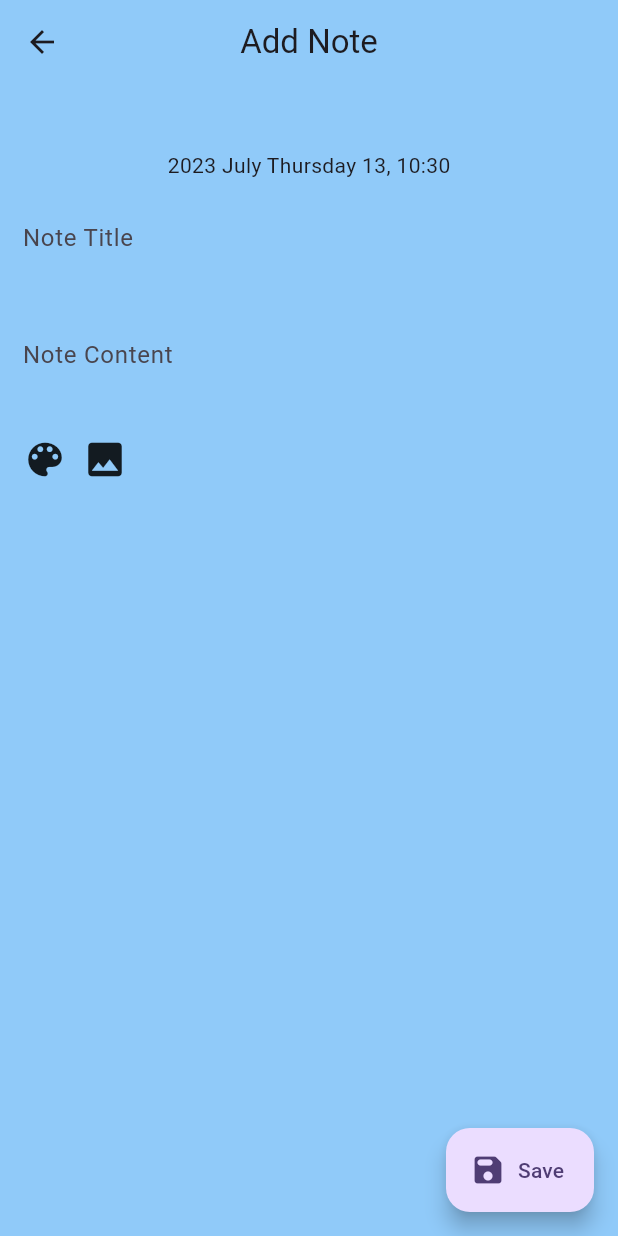
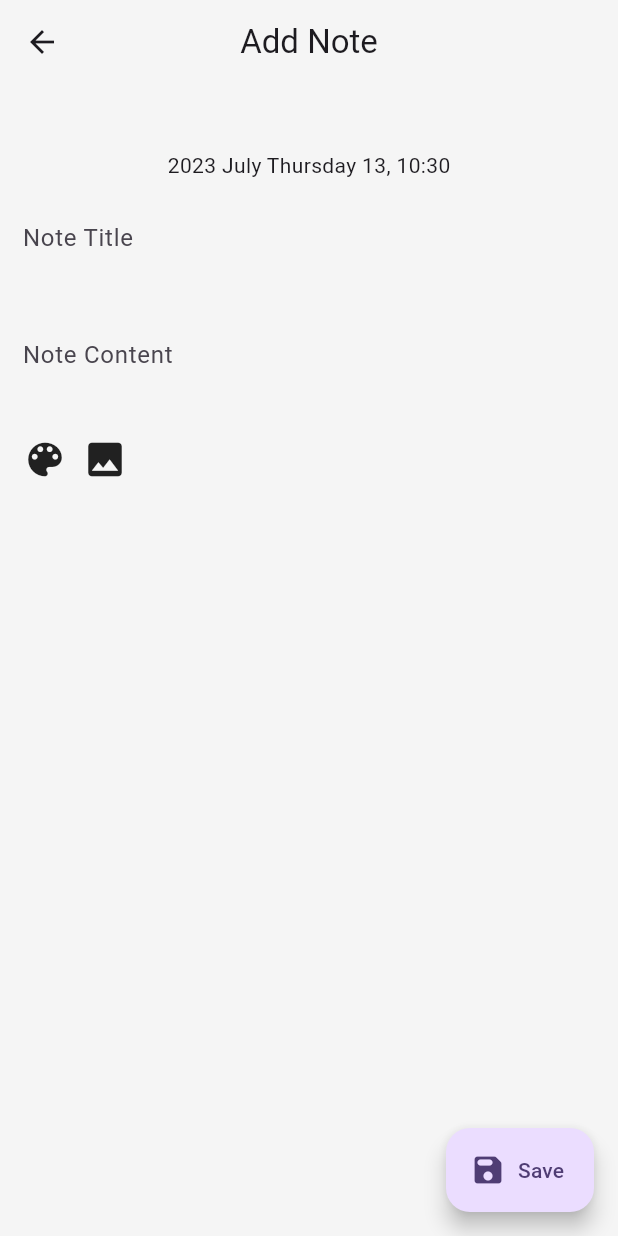
Before and after one commit to Krishak15/Notti-NoteApp, a Flutter app: the AddNotesPage screen opened directly, on a phone screen of 412 x 824 dp. Run offline on Flutter 3.47's test engine with Material 2 defaults, Android fonts, the phone set to English and light mode, and no system bars; our stand-ins replace cloud_firestore, firebase_auth, firebase_core, google_fonts, google_sign_in; accounts and stored records are empty.

Commit message:
Added new images and colors

```diff
--- a/lib/constants/appstyles.dart
+++ b/lib/constants/appstyles.dart
@@ -2,6 +2,8 @@ import 'package:flutter/material.dart';
 
 class AppStyle with ChangeNotifier {
   List<Color> get cardsColor => [
+        const Color(0xFFF5F5F5), // White
+        const Color(0xFFF5F5F5), // White
         const Color(0xFFD1C4E9), // Lavender
         const Color(0xFF90CAF9), // Light Blue
         const Color(0xFFB2DFDB), // Mint
@@ -9,22 +11,24 @@ class AppStyle with ChangeNotifier {
         const Color(0xFFBDBDBD), // Gray
         const Color(0xFFF0B27A), // Peach
         const Color(0xFFE6EE9C),
-        const Color.fromARGB(255, 255, 159,
-            218), // Peach// Light Green/ Light Grayconst Color(0xFFF5F5F5), // White Smoke
+        const Color.fromARGB(255, 255, 159, 218), // Peach
       ];
 
   List get bgImagesP => [
         'assets/bgimages/empty.png',
-        'assets/bgimages/camel.png',
+        'assets/bgimages/empty.png',
         'assets/bgimages/bulb.png',
         'assets/bgimages/hillclouds.png',
         'assets/bgimages/mountains.png',
         'assets/bgimages/phoenix.png',
         'assets/bgimages/rocket.png',
         'assets/bgimages/cassette.png',
+        'assets/bgimages/plane.png',
+        'assets/bgimages/papergiraffe.png',
+        'assets/bgimages/bluewhale.png',
       ];
 
-  int _selectedColorIndex = 1;
+  int _selectedColorIndex = 0;
   int _selectedImageIndex = 0;
 
   int get selectedColorIndex => _selectedColorIndex;
@@ -42,25 +46,28 @@ class AppStyle with ChangeNotifier {
 }
 
 List<Color> get cardsColori => [
+      const Color(0xFFF5F5F5), // White
+      const Color(0xFFF5F5F5), // White
       const Color(0xFFD1C4E9), // Lavender
       const Color(0xFF90CAF9), // Light Blue
       const Color(0xFFB2DFDB), // Mint
       const Color(0xFFFFCC80), // Apricot
       const Color(0xFFBDBDBD), // Gray
       const Color(0xFFF0B27A), // Peach
-
       const Color(0xFFE6EE9C),
-      const Color.fromARGB(255, 255, 159,
-          218), // Peach// Light Green/ Light Grayconst Color(0xFFF5F5F5), // White Smoke
+      const Color.fromARGB(255, 255, 159, 218), // Peach
     ];
 
 List get bgImages => [
       'assets/bgimages/empty.png',
-      'assets/bgimages/camel.png',
+      'assets/bgimages/empty.png',
       'assets/bgimages/bulb.png',
       'assets/bgimages/hillclouds.png',
       'assets/bgimages/mountains.png',
       'assets/bgimages/phoenix.png',
       'assets/bgimages/rocket.png',
       'assets/bgimages/cassette.png',
+      'assets/bgimages/plane.png',
+      'assets/bgimages/papergiraffe.png',
+      'assets/bgimages/bluewhale.png',
     ];
```
